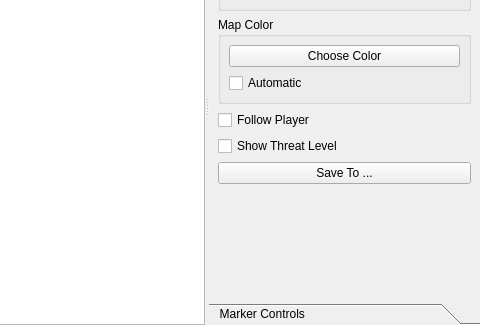
Before: the Qt Designer form widgets/map/ui/globalmapwidget.ui in matzman666/PyPipboyApp, drawn with Qt 5; both pictures show x 110 to 590 and y 114 to 439 of the 590 by 439 pixel window.
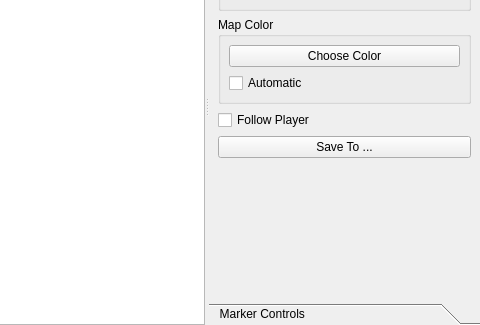
After: the same form once the commit is applied.

Commit message:
Reverted all image related changes to the global map widget.
GPL incompatible images will get their own repository.
I am planning to add support for multiple mapfiles with different
resolutions anyway.

The edit to the form file:
```diff
--- a/widgets/map/ui/globalmapwidget.ui
+++ b/widgets/map/ui/globalmapwidget.ui
@@ -187,13 +187,6 @@
              </property>
             </widget>
            </item>
-           <item>
-            <widget class="QCheckBox" name="showThreatLevelCheckBox">
-             <property name="text">
-              <string>Show Threat Level</string>
-             </property>
-            </widget>
-           </item>
            <item>
             <widget class="QPushButton" name="saveToButton">
              <property name="text">
```
The commit also changes 4 other files.
